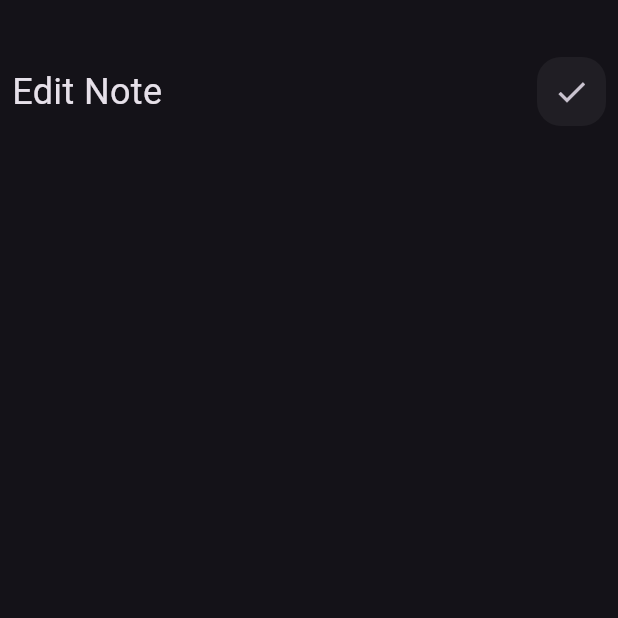
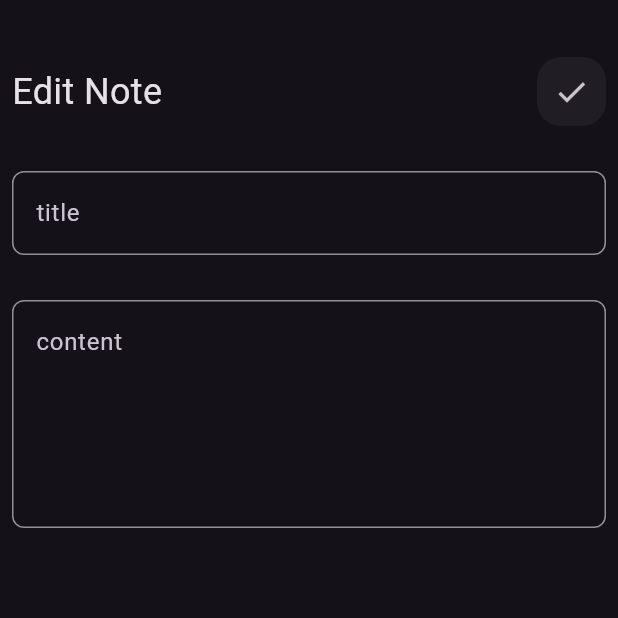
Before and after one commit to abdo712005/notes_app, a Flutter app: the EditNoteView screen opened by its route, on a phone screen of 412 x 824 dp, the top half of it. Run offline on Flutter 3.47's test engine with Material 3 defaults, Android fonts, the phone set to English and light mode, and no system bars.

Commit message:
add CustomTextField components to EditNoteViewBody for title and content input

```diff
--- a/lib/components/Edit_note_view_body.dart
+++ b/lib/components/Edit_note_view_body.dart
@@ -1,5 +1,6 @@
 import 'package:flutter/material.dart';
 import 'package:note_app/components/Custom_search_icon.dart';
+import 'package:note_app/components/Custom_text_field.dart';
 
 class EditNoteViewBody extends StatelessWidget {
   const EditNoteViewBody({super.key});
@@ -25,7 +26,20 @@ class EditNoteViewBody extends StatelessWidget {
 
               ],
             ),
+
           ),
+          SizedBox(
+            height: 30,
+          ),
+          CustomTextField(title: "title",
+          ),
+          SizedBox(
+            height: 30,
+          ),
+          CustomTextField(title:"content",
+          maxlins: 5,
+           ),
+
 
 
         ],
```
